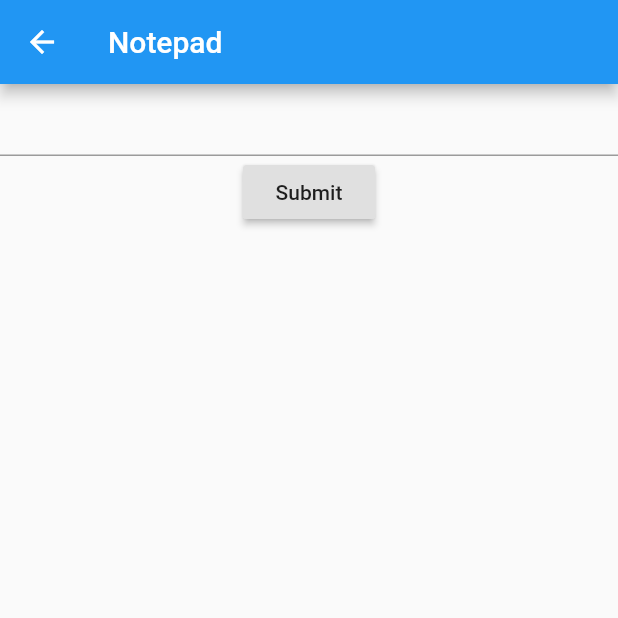
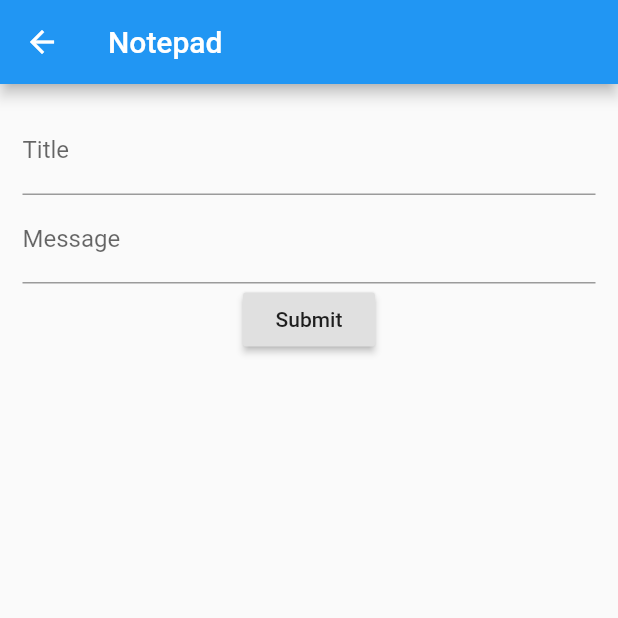
Before and after one commit to Cookzz/flutter-notepad, a Flutter app: the NoteForm screen opened directly, on a phone screen of 412 x 824 dp, the top half of it. Run offline on Flutter 3.47's test engine with Material 2 defaults, Android fonts, the phone set to English and light mode, and no system bars; our stand-ins replace flutter_slidable, random_string, sembast.

Commit message:
Added features
1. Integrated sembast database, 2. Added add note and edit note form, 3. Added delete form function, 4. Added view note page

```diff
--- /dev/null
+++ b/lib/src/constants/name.dart
@@ -0,0 +1,2 @@
+const String NOTE_STORE_NAME = "notes";
+const String DB_NAME = "NotesDB.db";
--- a/lib/src/constants/routes.dart
+++ b/lib/src/constants/routes.dart
@@ -1,2 +1,4 @@
 const HOME = '/';
 const ADD_NOTE = '/add';
+const EDIT_NOTE = '/edit';
+const VIEW_NOTE = '/view';
--- /dev/null
+++ b/lib/src/database/app_database.dart
@@ -0,0 +1,49 @@
+import 'dart:async';
+
+import 'package:path_provider/path_provider.dart';
+import 'package:sembast/sembast.dart';
+import 'package:sembast/sembast_io.dart';
+import 'package:path/path.dart';
+
+import '../constants/name.dart';
+
+class AppDatabase{
+
+  static final AppDatabase _singleton = AppDatabase._();
+
+  static AppDatabase get instance => _singleton;
+
+  // Completer is used for transforming synchronous code into asynchronous code.
+  Completer<Database> _dbOpenCompleter;
+
+  // A private constructor. Allows us to create instances of AppDatabase
+  // only from within the AppDatabase class itself.
+  AppDatabase._();
+
+  // Database object accessor
+  Future<Database> get database async {
+    // If completer is null, AppDatabaseClass is newly instantiated, so database is not yet opened
+    if (_dbOpenCompleter == null) {
+      _dbOpenCompleter = Completer();
+      // Calling _openDatabase will also complete the completer with database instance
+      _openDatabase();
+    }
+    // If the database is already opened, awaiting the future will happen instantly.
+    // Otherwise, awaiting the returned future will take some time - until complete() is called
+    // on the Completer in _openDatabase() below.
+    return _dbOpenCompleter.future;
+  }
+
+  Future _openDatabase() async {
+    // Get a platform-specific directory where persistent app data can be stored
+    final appDocumentDir = await getApplicationDocumentsDirectory();
+    // Path with the form: /platform-specific-directory/demo.db
+    final dbPath = join(appDocumentDir.path, DB_NAME);
+
+    final database = await databaseFactoryIo.openDatabase(dbPath);
+
+
+    // Any code awaiting the Completer's future will now start executing
+    _dbOpenCompleter.complete(database);
+  }
+}
--- /dev/null
+++ b/lib/src/models/notes_dao.dart
@@ -0,0 +1,27 @@
+class Notes {
+  // Fields
+  int id;
+  String title;
+  String message;
+
+  // Constructor
+  Notes({this.id, this.title, this.message});
+
+  // toMap for Sembast storage - sembast stores data as JSON strings
+  Map<String, dynamic> toMap() {
+    return {
+      'id': id,
+      'title': title,
+      'message': message,
+    };
+  }
+
+  // From map, for sembast storage
+  static Notes fromMap(Map<String, dynamic> map) {
+    return Notes(
+      id: map['id'],
+      title: map['title'],
+      message: map['message'],
+    );
+  }
+}
--- /dev/null
+++ b/lib/src/pages/note_form.dart
@@ -0,0 +1,107 @@
+import 'package:custom_notepad/src/models/note.dart';
+import 'package:flutter/material.dart';
+import 'package:provider/provider.dart';
+
+class NoteForm extends StatefulWidget {
+  final int noteIndex;
+
+  NoteForm([this.noteIndex = -1]);
+
+  @override
+  _NoteFormState createState() => _NoteFormState();
+}
+
+class _NoteFormState extends State<NoteForm> {
+  final _formKey = GlobalKey<FormState>();
+
+  @override
+  Widget build(BuildContext context) {
+    return Scaffold(
+      appBar: AppBar(
+        title: Text('Notepad')
+      ),
+      body: SingleChildScrollView(
+        child: Form(
+          key: _formKey,
+          child: Container(
+            padding: EdgeInsets.all(15),
+            child: new NoteFormFieldBuilder(widget.noteIndex), //context seems to be automatically inherited/handled to a child widget)
+          )
+        )
+      ),
+    );
+  }
+}
+
+class NoteFormFieldBuilder extends StatelessWidget {
+  final noteIndex;
+  NoteFormFieldBuilder(this.noteIndex);
+
+  @override
+  Widget build(BuildContext context) {
+    final notes = Provider.of<NoteModel>(context, listen: false).notes;
+
+    String title = (noteIndex != -1) ? notes[noteIndex].title : null;
+    String message = (noteIndex != -1) ? notes[noteIndex].title : null;
+
+    final titleController = TextEditingController(text: title);
+    final messageController = TextEditingController(text: message);
+
+    return
+      Column(
+        children: <Widget>[
+          TextFormField(
+            controller: titleController,
+            decoration: const InputDecoration(
+              hintText: 'Add a title',
+              labelText: 'Title'
+            ),
+            validator: (value) {
+              if (value.isEmpty){
+                return "Please enter some text";
+              }
+              return "Text please";
+            }
+          ),
+          TextFormField(
+            controller: messageController,
+            decoration: const InputDecoration(
+              hintText: 'Talk about something!',
+              labelText: 'Message'
+            ),
+            validator: (value) {
+              if (value.isEmpty){
+                return "Please enter some text";
+              }
+              return null;
+            },
+            maxLines: null,
+            keyboardType: TextInputType.multiline,
+          ),
+          RaisedButton(
+            child: Text('Submit'),
+            onPressed: () {
+              final notesModel = context.read<NoteModel>();
+
+              String title = titleController.text;
+              String message = messageController.text;
+
+              if (noteIndex == -1){
+                notesModel.createNewNote({
+                  "title": title,
+                  "message": message
+                });
+              } else {
+                // notesModel.updateNote(
+                //   noteIndex,
+                //   [{"title": title, "message": message}]
+                // );
+              }
+
+              Navigator.pop(context);
+            },
+          ),
+        ],
+      );
+  }
+}
--- a/lib/src/pages/noteform.dart
+++ /dev/null
@@ -1,50 +0,0 @@
-import 'package:custom_notepad/src/models/note.dart';
-import 'package:flutter/material.dart';
-import 'package:provider/provider.dart';
-
-class NoteForm extends StatefulWidget {
-  @override
-  _NoteFormState createState() => _NoteFormState();
-}
-
-class _NoteFormState extends State<NoteForm> {
-  final _formKey = GlobalKey<FormState>();
-
-  final textController = TextEditingController();
-
-  @override
-  Widget build(BuildContext context) {
-    return Scaffold(
-      appBar: AppBar(
-        title: Text('Notepad')
-      ),
-      body: Form(
-        key: _formKey,
-        child: Column(
-          children: <Widget>[
-            TextFormField(
-              controller: textController,
-              validator: (value) {
-                if (value.isEmpty){
-                  return "Please enter some text";
-                }
-                return null;
-              }
-            ),
-            RaisedButton(
-              child: Text('Submit'),
-              onPressed: () {
-                final notesModel = context.read<NoteModel>();
-                String value = textController.text;
-
-                notesModel.addNote(value);
-
-                Navigator.pop(context);
-              },
-            ),
-          ],
-        ),
-      ),
-    );
-  }
-}
--- a/pubspec.yaml
+++ b/pubspec.yaml
@@ -24,7 +24,10 @@ dependencies:
   flutter:
     sdk: flutter
   provider: 4.3.2+2
-
+  flutter_slidable:
+  sembast: 2.4.7+6
+  path_provider: ^1.6.14
+  random_string: ^2.1.0
 
   # The following adds the Cupertino Icons font to your application.
   # Use with the CupertinoIcons class for iOS style icons.
```
Also changed, not shown: lib/main.dart (+20 -3 lines), lib/src/models/note.dart (+180 -6 lines), lib/src/pages/home.dart (+101 -22 lines), lib/src/pages/view_note.dart (added, +39 -0 lines), lib/src/components/route_builder.dart (renamed from lib/src/components/routebuilder.dart), 7 other files.
